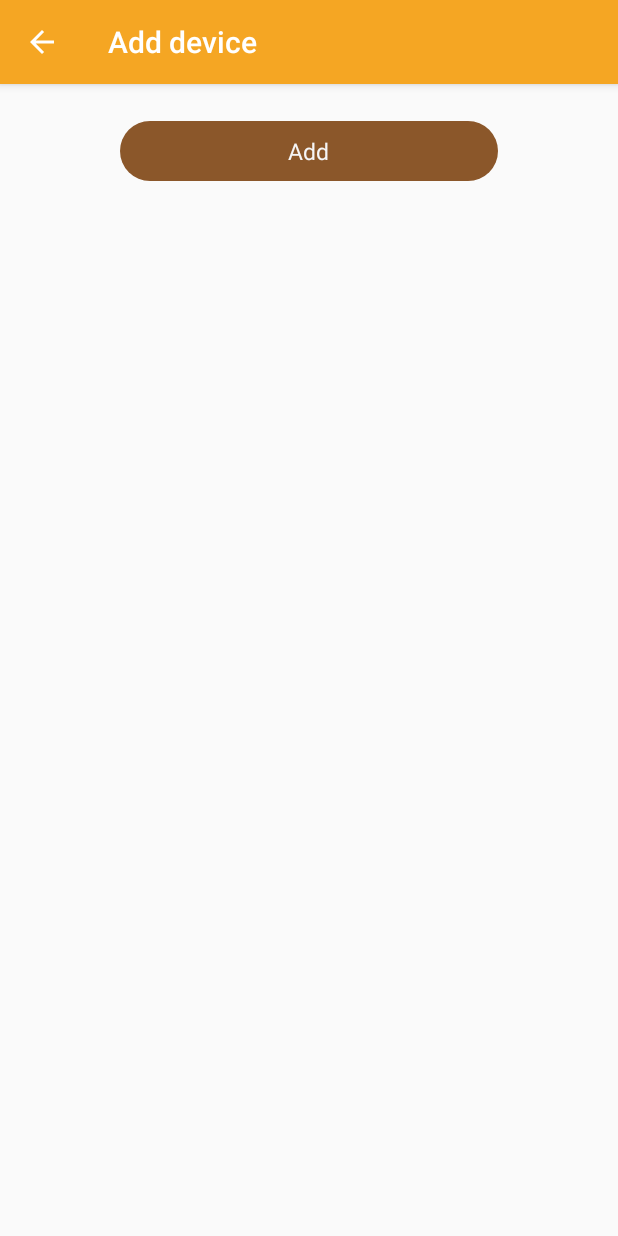
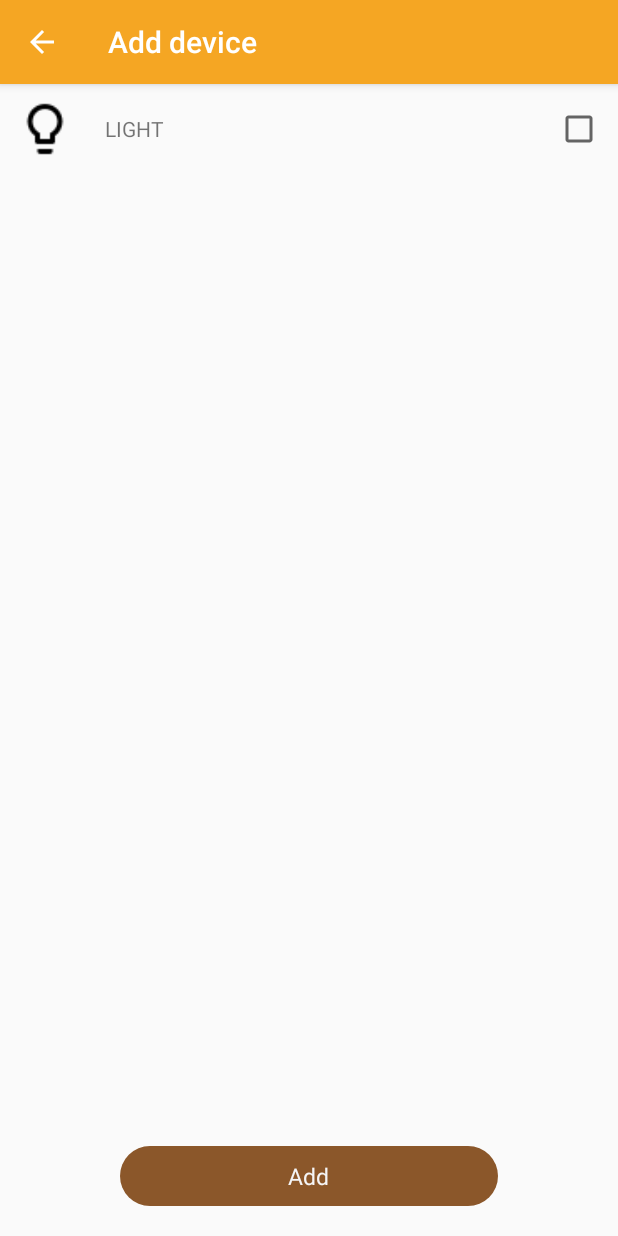
Before and after one commit to tailt94/Android-OTT, an Android app: the fragment ListDeviceFragment placed in its activity, on a phone screen of 412 x 824 dp. Run offline under Robolectric (Android 15) with nearby library versions, the phone set to English and light mode, and no system bars.

Commit message:
Add AddDevice function

```diff
--- /dev/null
+++ b/app/src/main/java/com/terralogic/alexle/ott/controller/adapters/ListDeviceAdapter.java
@@ -0,0 +1,55 @@
+package com.terralogic.alexle.ott.controller.adapters;
+
+import android.support.v7.widget.RecyclerView;
+import android.view.LayoutInflater;
+import android.view.View;
+import android.view.ViewGroup;
+import android.widget.CheckBox;
+import android.widget.ImageView;
+import android.widget.TextView;
+
+import com.terralogic.alexle.ott.R;
+import com.terralogic.alexle.ott.model.Device;
+
+import java.util.List;
+
+/**
+ * Created by alex.le on 08-Aug-17.
+ */
+
+public class ListDeviceAdapter extends RecyclerView.Adapter<ListDeviceAdapter.AvailableDeviceViewHolder>{
+    private List<Device> devices;
+
+    public ListDeviceAdapter(List<Device> devices) {
+        this.devices = devices;
+    }
+    @Override
+    public AvailableDeviceViewHolder onCreateViewHolder(ViewGroup parent, int viewType) {
+        LayoutInflater inflater = LayoutInflater.from(parent.getContext());
+        View view = inflater.inflate(R.layout.item_device, parent, false);
+        return new AvailableDeviceViewHolder(view);
+    }
+
+    @Override
+    public void onBindViewHolder(AvailableDeviceViewHolder holder, int position) {
+
+    }
+
+    @Override
+    public int getItemCount() {
+        return devices.size();
+    }
+
+    public class AvailableDeviceViewHolder extends RecyclerView.ViewHolder {
+        private ImageView deviceImage;
+        private TextView deviceName;
+        private CheckBox deviceCheckbox;
+
+        public AvailableDeviceViewHolder(View itemView) {
+            super(itemView);
+            deviceImage = itemView.findViewById(R.id.device_image);
+            deviceName = itemView.findViewById(R.id.device_name);
+            deviceCheckbox = itemView.findViewById(R.id.device_checkbox);
+        }
+    }
+}
--- a/app/src/main/java/com/terralogic/alexle/ott/controller/fragments/ListDeviceFragment.java
+++ b/app/src/main/java/com/terralogic/alexle/ott/controller/fragments/ListDeviceFragment.java
@@ -1,24 +1,67 @@
 package com.terralogic.alexle.ott.controller.fragments;
 
 
+import android.content.Context;
 import android.os.Bundle;
+import android.support.annotation.Nullable;
 import android.support.v4.app.Fragment;
+import android.support.v7.widget.LinearLayoutManager;
+import android.support.v7.widget.RecyclerView;
 import android.view.LayoutInflater;
 import android.view.View;
 import android.view.ViewGroup;
 
 import com.terralogic.alexle.ott.R;
+import com.terralogic.alexle.ott.controller.adapters.ListDeviceAdapter;
+import com.terralogic.alexle.ott.model.Device;
+
+import java.util.ArrayList;
+import java.util.List;
 
 /**
  * A simple {@link Fragment} subclass.
  */
 public class ListDeviceFragment extends Fragment {
+    private static final String ARG_CHIPID = "chipID";
 
+    private ViewGroup btnAddDevice;
+    private RecyclerView recyclerView;
+    private ListDeviceAdapter adapter;
+
+    private AddDeviceListener listener;
+
+    private String chipID;
 
     public ListDeviceFragment() {
         // Required empty public constructor
     }
 
+    public static ListDeviceFragment newInstance(String chipID) {
+        ListDeviceFragment fragment = new ListDeviceFragment();
+        Bundle args = new Bundle();
+        args.putString(ARG_CHIPID, chipID);
+        fragment.setArguments(args);
+        return fragment;
+    }
+
+    @Override
+    public void onAttach(Context context) {
+        super.onAttach(context);
+        try {
+            listener = (AddDeviceListener) context;
+        } catch (ClassCastException e) {
+            throw new ClassCastException(context.toString()
+                    + " must implement AddDeviceListener");
+        }
+    }
+
+    @Override
+    public void onCreate(@Nullable Bundle savedInstanceState) {
+        super.onCreate(savedInstanceState);
+        if (getArguments() != null) {
+            chipID = getArguments().getString(ARG_CHIPID);
+        }
+    }
 
     @Override
     public View onCreateView(LayoutInflater inflater, ViewGroup container,
@@ -27,4 +70,44 @@ public class ListDeviceFragment extends Fragment {
         return inflater.inflate(R.layout.fragment_list_device, container, false);
     }
 
+    @Override
+    public void onViewCreated(View view, @Nullable Bundle savedInstanceState) {
+        super.onViewCreated(view, savedInstanceState);
+        bindViews(view);
+        setupListeners();
+    }
+
+    @Override
+    public void onDetach() {
+        super.onDetach();
+        listener = null;
+    }
+
+    private void bindViews(View view) {
+        recyclerView = view.findViewById(R.id.list_device);
+        btnAddDevice = view.findViewById(R.id.btn_add);
+
+        Device device = new Device();
+        List<Device> devices = new ArrayList<>();
+        devices.add(device);
+        adapter = new ListDeviceAdapter(devices);
+        RecyclerView.LayoutManager layoutManager = new LinearLayoutManager(getActivity());
+        recyclerView.setLayoutManager(layoutManager);
+        recyclerView.setAdapter(adapter);
+    }
+
+    private void setupListeners() {
+        btnAddDevice.setOnClickListener(new View.OnClickListener() {
+            @Override
+            public void onClick(View view) {
+                if (listener != null) {
+                    listener.onDeviceAdd(chipID);
+                }
+            }
+        });
+    }
+
+    public interface AddDeviceListener {
+        void onDeviceAdd(String chipID);
+    }
 }
--- a/app/src/main/java/com/terralogic/alexle/ott/service/HttpHandler.java
+++ b/app/src/main/java/com/terralogic/alexle/ott/service/HttpHandler.java
@@ -160,7 +160,8 @@ public class HttpHandler {
         if (message.equals("Login successful")
                 || message.equals("Successful")
                 || message.equals("Logout successful")
-                || message.equals("Update successful !!!")) {
+                || message.equals("Update successful !!!")
+                || message.equals("Add device successfully !!!")) {
             return true;
         }
         return false;
--- a/app/src/main/res/layout/fragment_list_device.xml
+++ b/app/src/main/res/layout/fragment_list_device.xml
@@ -2,12 +2,19 @@
     xmlns:tools="http://schemas.android.com/tools"
     android:layout_width="match_parent"
     android:layout_height="match_parent"
+    android:paddingBottom="20dp"
     tools:context="com.terralogic.alexle.ott.controller.fragments.ListDeviceFragment">
+
+    <android.support.v7.widget.RecyclerView
+        android:id="@+id/list_device"
+        android:layout_width="match_parent"
+        android:layout_height="match_parent"
+        android:layout_above="@+id/btn_add" />
+
     <LinearLayout
         android:id="@+id/btn_add"
-        android:layout_centerInParent="true"
+        android:layout_alignParentBottom="true"
         android:layout_marginTop="20dp"
-        android:layout_marginBottom="30dp"
         android:layout_marginStart="80dp"
         android:layout_marginEnd="80dp"
         style="@style/AddDeviceButtonStyle">
--- /dev/null
+++ b/app/src/main/res/layout/item_device.xml
@@ -0,0 +1,31 @@
+<?xml version="1.0" encoding="utf-8"?>
+<RelativeLayout xmlns:android="http://schemas.android.com/apk/res/android"
+    android:layout_width="match_parent"
+    android:layout_height="wrap_content"
+    android:padding="10dp">
+    <ImageView
+        android:id="@+id/device_image"
+        android:layout_width="wrap_content"
+        android:layout_height="40dp"
+        android:layout_alignParentTop="true"
+        android:layout_alignParentStart="true"
+        android:adjustViewBounds="true"
+        android:src="@drawable/device_bulb"/>
+
+    <TextView
+        android:id="@+id/device_name"
+        android:layout_width="wrap_content"
+        android:layout_height="wrap_content"
+        android:layout_marginStart="20dp"
+        android:layout_toEndOf="@+id/device_image"
+        android:layout_centerVertical="true"
+        android:text="LIGHT"/>
+
+    <CheckBox
+        android:id="@+id/device_checkbox"
+        android:layout_width="wrap_content"
+        android:layout_height="wrap_content"
+        android:layout_centerVertical="true"
+        android:layout_alignParentEnd="true"/>
+
+</RelativeLayout>
```
Also changed, not shown: app/src/main/java/com/terralogic/alexle/ott/controller/activities/AddDeviceActivity.java (+79 -5 lines), app/src/main/res/drawable-hdpi/device_bulb.png (added), app/src/main/res/drawable-mdpi/device_bulb.png (added), app/src/main/res/drawable-xhdpi/device_bulb.png (added), app/src/main/res/drawable-xxhdpi/device_bulb.png (added), app/src/main/res/drawable-xxxhdpi/device_bulb.png (added).
